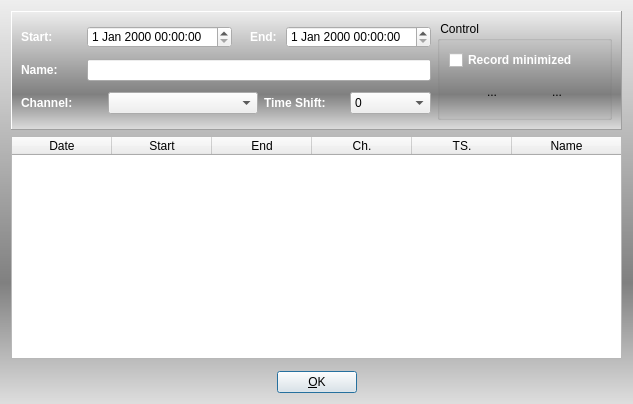
Old version of the form vlc-record/ctimerrec.ui in the repository code-google-com/vlc-record.
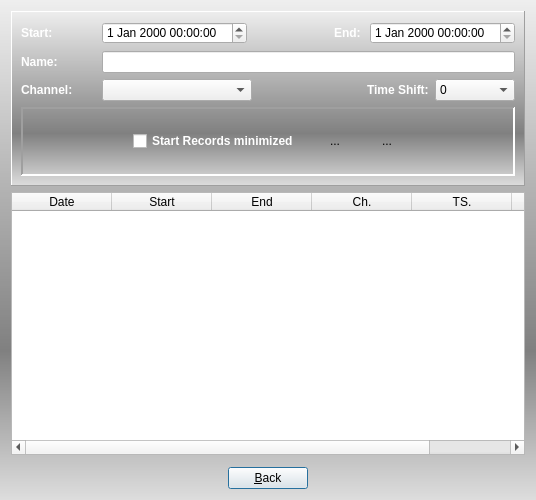
New version of the form. Icons and pictures are not drawn.

Commit message: - support silent record in timer mode

What changed in the file:
```diff
--- a/vlc-record/ctimerrec.ui
+++ b/vlc-record/ctimerrec.ui
@@ -6,8 +6,8 @@
    <rect>
     <x>0</x>
     <y>0</y>
-    <width>633</width>
-    <height>404</height>
+    <width>536</width>
+    <height>500</height>
    </rect>
   </property>
   <property name="windowTitle">
@@ -18,7 +18,7 @@
 background-color: qlineargradient(spread:pad, x1:0, y1:0, x2:0, y2:1, stop:0 #eee, stop:0.7 grey, stop:1 #dedede);
 }</string>
   </property>
-  <layout class="QVBoxLayout" name="verticalLayout_3">
+  <layout class="QVBoxLayout" name="verticalLayout_2" stretch="40,60,0">
    <item>
     <widget class="QFrame" name="frameEntry">
      <property name="styleSheet">
@@ -32,16 +32,14 @@
      <property name="frameShadow">
       <enum>QFrame::Raised</enum>
      </property>
-     <layout class="QHBoxLayout" name="horizontalLayout_3" stretch="70,30">
+     <layout class="QVBoxLayout" name="verticalLayout">
       <item>
-       <layout class="QVBoxLayout" name="verticalLayout_2">
-        <item>
-         <layout class="QHBoxLayout" name="hLayoutStartEnd">
+       <layout class="QHBoxLayout" name="horizontalLayout_3">
           <item>
            <widget class="QLabel" name="labStart">
             <property name="minimumSize">
              <size>
-              <width>60</width>
+            <width>75</width>
               <height>0</height>
              </size>
             </property>
@@ -66,8 +64,8 @@
             </property>
             <property name="sizeHint" stdset="0">
              <size>
-              <width>40</width>
-              <height>20</height>
+            <width>13</width>
+            <height>24</height>
              </size>
             </property>
            </spacer>
@@ -96,7 +94,7 @@
            <widget class="QLabel" name="labName">
             <property name="minimumSize">
              <size>
-              <width>60</width>
+            <width>75</width>
               <height>0</height>
              </size>
             </property>
@@ -122,7 +120,7 @@
            <widget class="QLabel" name="labChannel">
             <property name="minimumSize">
              <size>
-              <width>60</width>
+            <width>75</width>
               <height>0</height>
              </size>
             </property>
@@ -147,6 +145,19 @@
             </property>
            </widget>
           </item>
+        <item>
+         <spacer name="horizontalSpacer_6">
+          <property name="orientation">
+           <enum>Qt::Horizontal</enum>
+          </property>
+          <property name="sizeHint" stdset="0">
+           <size>
+            <width>40</width>
+            <height>20</height>
+           </size>
+          </property>
+         </spacer>
+        </item>
           <item>
            <widget class="QLabel" name="labTimeShift">
             <property name="styleSheet">
@@ -217,14 +228,37 @@
           </item>
          </layout>
         </item>
-       </layout>
-      </item>
-      <item>
-       <widget class="QGroupBox" name="groupTimerRecCtrl">
-        <property name="title">
-         <string> Control </string>
-        </property>
-        <layout class="QVBoxLayout" name="verticalLayout">
+      <item>
+       <widget class="QFrame" name="frameCtrl">
+        <property name="frameShape">
+         <enum>QFrame::Panel</enum>
+        </property>
+        <property name="frameShadow">
+         <enum>QFrame::Sunken</enum>
+        </property>
+        <property name="lineWidth">
+         <number>2</number>
+        </property>
+        <layout class="QHBoxLayout" name="horizontalLayout_5">
+         <property name="spacing">
+          <number>20</number>
+         </property>
+         <property name="margin">
+          <number>4</number>
+         </property>
+         <item>
+          <spacer name="horizontalSpacer">
+           <property name="orientation">
+            <enum>Qt::Horizontal</enum>
+           </property>
+           <property name="sizeHint" stdset="0">
+            <size>
+             <width>40</width>
+             <height>20</height>
+            </size>
+           </property>
+          </spacer>
+         </item>
          <item>
           <widget class="QCheckBox" name="checkRecMini">
            <property name="styleSheet">
@@ -234,12 +268,10 @@
 }</string>
            </property>
            <property name="text">
-            <string>Record minimized</string>
+            <string>Start Records minimized</string>
            </property>
           </widget>
          </item>
-         <item>
-          <layout class="QHBoxLayout" name="hLayoutCtrlBtn">
            <item>
             <widget class="QToolButton" name="btnSet">
              <property name="minimumSize">
@@ -292,7 +324,18 @@
              </property>
             </widget>
            </item>
-          </layout>
+         <item>
+          <spacer name="horizontalSpacer_5">
+           <property name="orientation">
+            <enum>Qt::Horizontal</enum>
+           </property>
+           <property name="sizeHint" stdset="0">
+            <size>
+             <width>40</width>
+             <height>20</height>
+            </size>
+           </property>
+          </spacer>
          </item>
         </layout>
        </widget>
@@ -364,7 +407,7 @@
      <item>
       <widget class="QPushButton" name="pushOK">
        <property name="text">
-        <string>&amp;OK</string>
+        <string>&amp;Back</string>
        </property>
       </widget>
      </item>
```
Left out of the diff: 10 changed lines with no effect on the pictures. Lines whose indentation alone changed are shown as unchanged. The commit also changes 7 other files.
